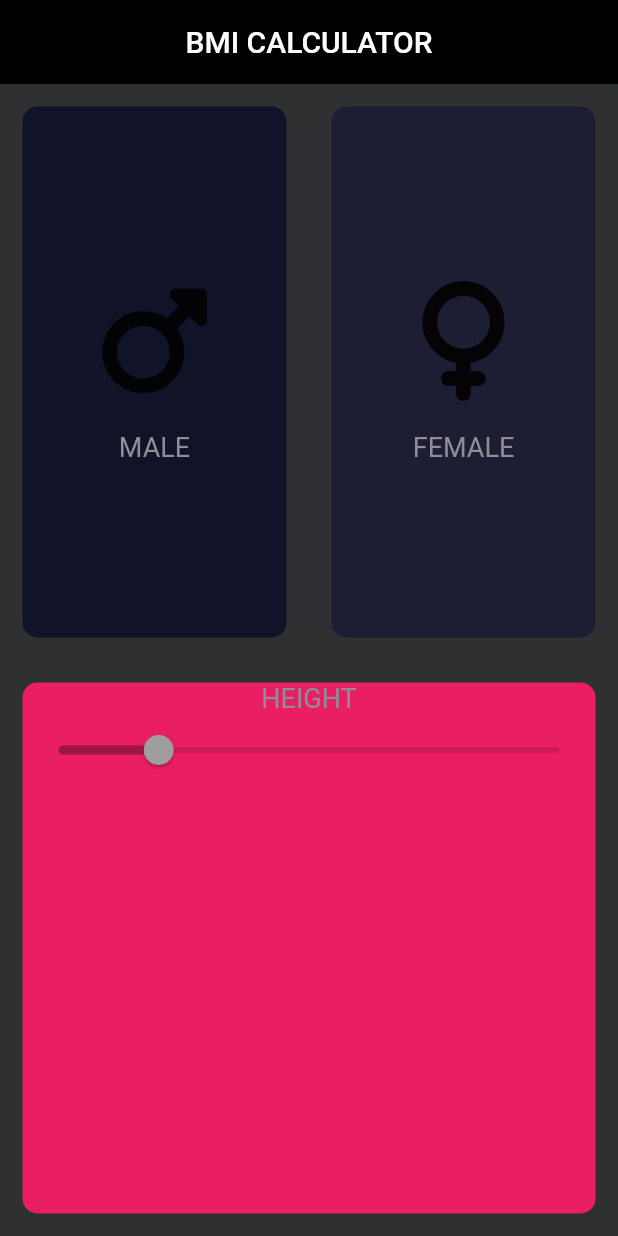
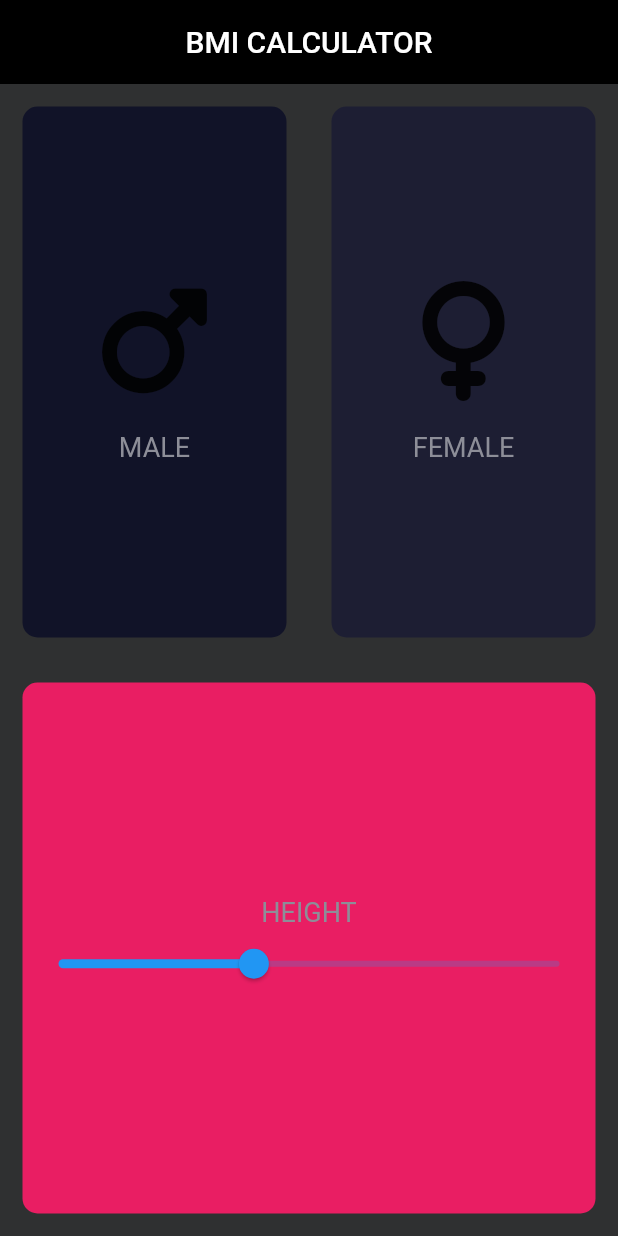
Before and after one commit to HEYKASHIF/Bmi_Calci, a Flutter app: the screen it shows after launch, on a phone screen of 412 x 824 dp. Run offline on Flutter 3.47's test engine with Material 2 defaults, Android fonts, the phone set to English and light mode, and no system bars; our stand-ins replace font_awesome_flutter.

Commit message:
2-april commit6

```diff
--- a/lib/pages/Home_page.dart
+++ b/lib/pages/Home_page.dart
@@ -74,6 +74,7 @@ class _HomePageState extends State<HomePage> {
           Expanded(
             child: ReusableCard(
               CardChild: Column(
+                mainAxisAlignment: MainAxisAlignment.center,
                 children: [
                   Text(
                     'HEIGHT',
@@ -82,12 +83,21 @@ class _HomePageState extends State<HomePage> {
                       color: Color(0xFF8D8E98),
                     ),
                   ),
-                  Slider(
-                    value: 140,
-                    min: 100,
-                    max: 300,
-                    onChanged: null,
-                  )
+                  SliderTheme(
+                    data: SliderTheme.of(context).copyWith(
+                      activeTickMarkColor: Colors.red,
+                    ),
+                    child: Slider(
+                      value: Height.toDouble(),
+                      min: 100,
+                      max: 300,
+                      onChanged: (double newHeight) {
+                        setState(() {
+                          Height = newHeight.round();
+                        });
+                      },
+                    ),
+                  ),
                 ],
               ),
               color: Colors.pink,
```
